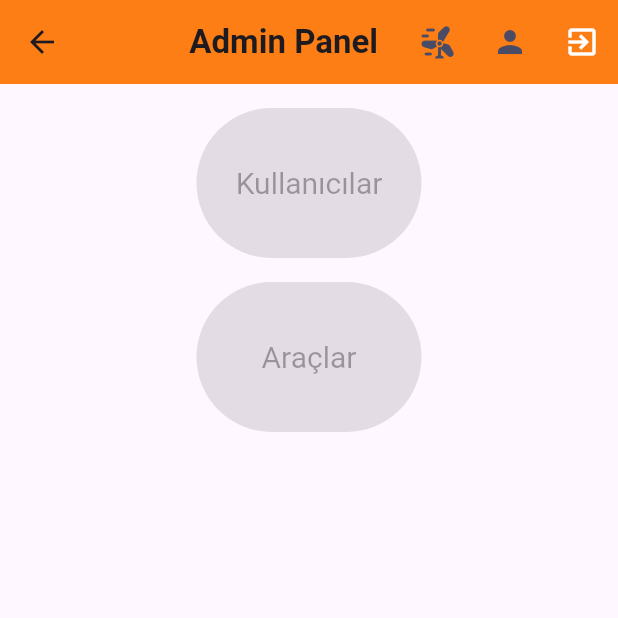
After one commit to VeliDasan/BLoC, a Flutter app: the Adminpanel screen opened directly, on a phone screen of 412 x 824 dp, the top half of it. The commit adds this screen. Run offline on Flutter 3.47's test engine with Material 3 defaults, Android fonts, the phone set to English and light mode, and no system bars; our stand-ins replace bloc, cloud_firestore, dio, equatable, firebase_auth, firebase_core and 9 more; missing offline and left inert: kdgaugeview; accounts and stored records are empty.

Commit message:
adminPanel

```diff
--- a/lib/src/blocs/loginBLoC/auth_state.dart
+++ b/lib/src/blocs/loginBLoC/auth_state.dart
@@ -42,3 +42,9 @@ class ResetPasswordSuccess extends AuthState {
   @override
   List<Object> get props => [];
 }
+
+class UserPermissionsLoaded extends AuthState {
+  final Map<String, dynamic> permissions;
+
+  UserPermissionsLoaded(this.permissions);
+}
--- a/lib/src/elements/appBar.dart
+++ b/lib/src/elements/appBar.dart
@@ -1,34 +1,65 @@
+import 'package:bloc_yapisi/src/pages/adminPanel.dart';
 import 'package:bloc_yapisi/src/pages/user.dart';
 import 'package:bloc_yapisi/src/pages/weathersearch.dart';
 import 'package:bloc_yapisi/src/pages/login.dart';
+import 'package:bloc_yapisi/src/repositories/auth_repository.dart';
+import 'package:firebase_auth/firebase_auth.dart';
 import 'package:flutter/material.dart';
 import '../utils/global.dart';
 
 PreferredSizeWidget appBar({
   required BuildContext context,
   required String title,
-}) =>
-    AppBar(
+}) {
+  final String? uid = FirebaseAuth.instance.currentUser?.uid;
+
+  return PreferredSize(
+    preferredSize: const Size.fromHeight(kToolbarHeight),
+    child: StreamBuilder<int?>(
+      stream: uid != null
+          ? AuthRepository().getUserAuthorityLevelStream(uid)
+          : Stream.value(null),
+      builder: (context, snapshot) {
+        int? authorityLevel = snapshot.data;
+
+        return AppBar(
           centerTitle: true,
           backgroundColor: appBarBackgroundColor,
+          leading: authorityLevel == 1
+              ? IconButton(
+                  icon: const Icon(Icons.account_tree_sharp,
+                      color: Color(0xFF4a4b65)),
+                  onPressed: () {
+                    Navigator.push(
+                      context,
+                      MaterialPageRoute(
+                        builder: (context) => const Adminpanel(),
+                      ),
+                    );
+                  },
+                )
+              : null,
           actions: [
             IconButton(
               onPressed: () {
                 Navigator.push(
                   context,
                   MaterialPageRoute(
-                    builder: (context) => const Weathersearch()
-                ));
+                    builder: (context) => const Weathersearch(),
+                  ),
+                );
               },
-          icon: const Icon(Icons.wind_power_rounded, color: Color(0xFF4a4b65)),
+              icon: const Icon(Icons.wind_power_rounded,
+                  color: Color(0xFF4a4b65)),
             ),
             IconButton(
               onPressed: () {
                 Navigator.push(
                   context,
                   MaterialPageRoute(
-                    builder: (context) => const UserPage()
-                ));
+                    builder: (context) => const UserPage(),
+                  ),
+                );
               },
               icon: const Icon(Icons.person, color: Color(0xFF4a4b65)),
             ),
@@ -37,8 +68,9 @@ PreferredSizeWidget appBar({
                 Navigator.pushReplacement(
                   context,
                   MaterialPageRoute(
-                    builder: (context) => const Login()
-                ));
+                    builder: (context) => const Login(),
+                  ),
+                );
               },
               icon: const Icon(Icons.exit_to_app, color: Colors.white),
             ),
@@ -49,3 +81,7 @@ PreferredSizeWidget appBar({
             style: const TextStyle(fontWeight: FontWeight.bold),
           ),
         );
+      },
+    ),
+  );
+}
--- /dev/null
+++ b/lib/src/pages/adminPanel.dart
@@ -0,0 +1,103 @@
+import 'package:bloc_yapisi/src/pages/canEditUser.dart';
+import 'package:bloc_yapisi/src/pages/canEditVehicle.dart';
+import 'package:flutter/material.dart';
+import 'package:firebase_auth/firebase_auth.dart';
+import '../elements/appBar.dart';
+import '../repositories/auth_repository.dart';
+
+class Adminpanel extends StatefulWidget {
+  const Adminpanel({super.key});
+
+  @override
+  State<Adminpanel> createState() => _AdminpanelState();
+}
+
+class _AdminpanelState extends State<Adminpanel> {
+  @override
+  Widget build(BuildContext context) {
+    final String? uid = FirebaseAuth.instance.currentUser?.uid;
+
+    return Scaffold(
+      appBar: appBar(context: context, title: "Admin Panel"),
+      body: uid == null
+          ? const Center(child: Text('User not logged in'))
+          : FutureBuilder<Map<String, bool>>(
+        future: Future.wait([
+          AuthRepository().getCanEditUser(uid),
+          AuthRepository().getCanEditVehicle(uid),
+        ]).then((values) => {
+          'canEditUser': values[0],
+          'canEditVehicle': values[1],
+        }),
+        builder: (context, snapshot) {
+          if (snapshot.connectionState == ConnectionState.waiting) {
+            return const Center(child: CircularProgressIndicator());
+          }
+
+          if (snapshot.hasError) {
+            return Center(child: Text('Error: ${snapshot.error}'));
+          }
+
+          bool canEditUser = snapshot.data?['canEditUser'] ?? false;
+
+          bool canEditVehicle = snapshot.data?['canEditVehicle'] ?? false;
+
+          return Padding(
+            padding: const EdgeInsets.all(16.0),
+            child: Column(
+              children: [
+                Row(
+                  mainAxisAlignment: MainAxisAlignment.spaceEvenly,
+                  children: [
+                    ElevatedButton(
+                      onPressed: canEditUser
+                          ? () {
+                        Navigator.push(
+                          context,
+                          MaterialPageRoute(
+                            builder: (context) => const Canedituser(),
+                          ),
+                        );
+                      }
+                          : null,
+                      style: ElevatedButton.styleFrom(
+                        minimumSize: Size(150, 100),
+                        textStyle: TextStyle(fontSize: 20),
+                      ),
+                      child: const Text('Kullanıcılar'),
+                    ),
+                  ],
+                ),
+                const SizedBox(height: 16),
+                Row(
+                  mainAxisAlignment: MainAxisAlignment.spaceEvenly,
+                  children: [
+                    ElevatedButton(
+                      onPressed: canEditVehicle
+                          ? () {
+
+                        Navigator.push(
+                          context,
+                          MaterialPageRoute(
+                            builder: (context) => const Caneditvehicle(),
+                          ),
+                        );
+
+                      }
+                          : null,
+                      style: ElevatedButton.styleFrom(
+                        minimumSize: const Size(150, 100),
+                        textStyle: const TextStyle(fontSize: 20),
+                      ),
+                      child: const Text('Araçlar'),
+                    ),
+                  ],
+                ),
+              ],
+            ),
+          );
+        },
+      ),
+    );
+  }
+}
--- a/lib/src/pages/weathersearch.dart
+++ b/lib/src/pages/weathersearch.dart
@@ -132,7 +132,7 @@ class _WeathersearchContentState extends State<WeathersearchContent> {
                           child: Container(
                             decoration: BoxDecoration(
                               gradient: const LinearGradient(
-                                colors: [Colors.indigo, Colors.blueAccent],
+                                colors: [Color(0xFF0c3143), Color(0xFF4a4b65)],
                                 begin: Alignment.topLeft,
                                 end: Alignment.bottomRight,
                               ),
--- a/lib/src/repositories/vehicle_repository.dart
+++ b/lib/src/repositories/vehicle_repository.dart
@@ -2,10 +2,12 @@ import 'package:cloud_firestore/cloud_firestore.dart';
 import 'package:firebase_auth/firebase_auth.dart';
 
 import '../models/vehicleDetail.dart';
+import '../repositories/auth_repository.dart';
 
 class VehicleRepository {
   final CollectionReference collectionVehicles =
   FirebaseFirestore.instance.collection("vehicles");
+  final AuthRepository authRepository = AuthRepository();
 
   Future<void> addVehicleToFirestore({
     required double fuelTankLevel,
@@ -32,6 +34,10 @@ class VehicleRepository {
       'plate': plate,
       'userId': userId,
     });
+
+    if (userId != null) {
+      await authRepository.addVehicleToUserPermissions(plate);
+    }
   }
 
   Future<VehicleDetail> getVehicleDetail(String plate) async {
--- a/lib/src/widgets/login_tab.dart
+++ b/lib/src/widgets/login_tab.dart
@@ -2,7 +2,7 @@ import 'package:flutter/cupertino.dart';
 import 'package:flutter/material.dart';
 import 'package:flutter_bloc/flutter_bloc.dart';
 
-import 'package:bloc_yapisi/src/blocs/loginBLoC/auth_bloc.dart';
+import '../blocs/loginBLoC/auth_bloc.dart';
 import 'package:bloc_yapisi/src/blocs/loginBLoC/auth_event.dart';
 import 'package:bloc_yapisi/src/blocs/loginBLoC/auth_state.dart';
 import '../elements/pageLoading.dart';
--- a/lib/src/widgets/reset_password.dart
+++ b/lib/src/widgets/reset_password.dart
@@ -2,7 +2,7 @@ import 'package:flutter/cupertino.dart';
 import 'package:flutter/material.dart';
 import 'package:flutter_bloc/flutter_bloc.dart';
 
-import 'package:bloc_yapisi/src/blocs/loginBLoC/auth_bloc.dart';
+import '../blocs/loginBLoC/auth_bloc.dart';
 import 'package:bloc_yapisi/src/blocs/loginBLoC/auth_event.dart';
 import 'package:bloc_yapisi/src/blocs/loginBLoC/auth_state.dart';
 import '../elements/pageLoading.dart';
--- a/lib/src/widgets/signup_tab.dart
+++ b/lib/src/widgets/signup_tab.dart
@@ -2,10 +2,11 @@ import 'package:flutter/cupertino.dart';
 import 'package:flutter/material.dart';
 import 'package:flutter_bloc/flutter_bloc.dart';
 
-import 'package:bloc_yapisi/src/blocs/loginBLoC/auth_bloc.dart';
-import 'package:bloc_yapisi/src//blocs/loginBLoC/auth_event.dart';
+import '../blocs/loginBLoC/auth_bloc.dart';
+import 'package:bloc_yapisi/src/blocs/loginBLoC/auth_event.dart';
 import 'package:bloc_yapisi/src/blocs/loginBLoC/auth_state.dart';
 import '../elements/pageLoading.dart';
+
 
 Widget buildSignUpTab(BuildContext context) {
   final TextEditingController _signUpNameController =
--- a/pubspec.yaml
+++ b/pubspec.yaml
@@ -24,6 +24,7 @@ dependencies:
   pdf:
   printing:
   firebase_storage:
+  geocoding:
 dev_dependencies:
   flutter_test:
     sdk: flutter
```
Also changed, not shown: lib/src/blocs/loginBLoC/auth_bloc.dart (+13 -0 lines), lib/src/blocs/loginBLoC/auth_event.dart (+7 -0 lines), lib/src/pages/canEditUser.dart (added, +98 -0 lines), lib/src/pages/canEditVehicle.dart (added, +68 -0 lines), lib/src/pages/login.dart (+9 -5 lines), lib/src/pages/userUpdate.dart (added, +89 -0 lines), lib/src/repositories/auth_repository.dart (+158 -7 lines), lib/src/pages/user.dart (indentation only), pubspec.lock. Lines whose indentation alone changed are shown as unchanged.
